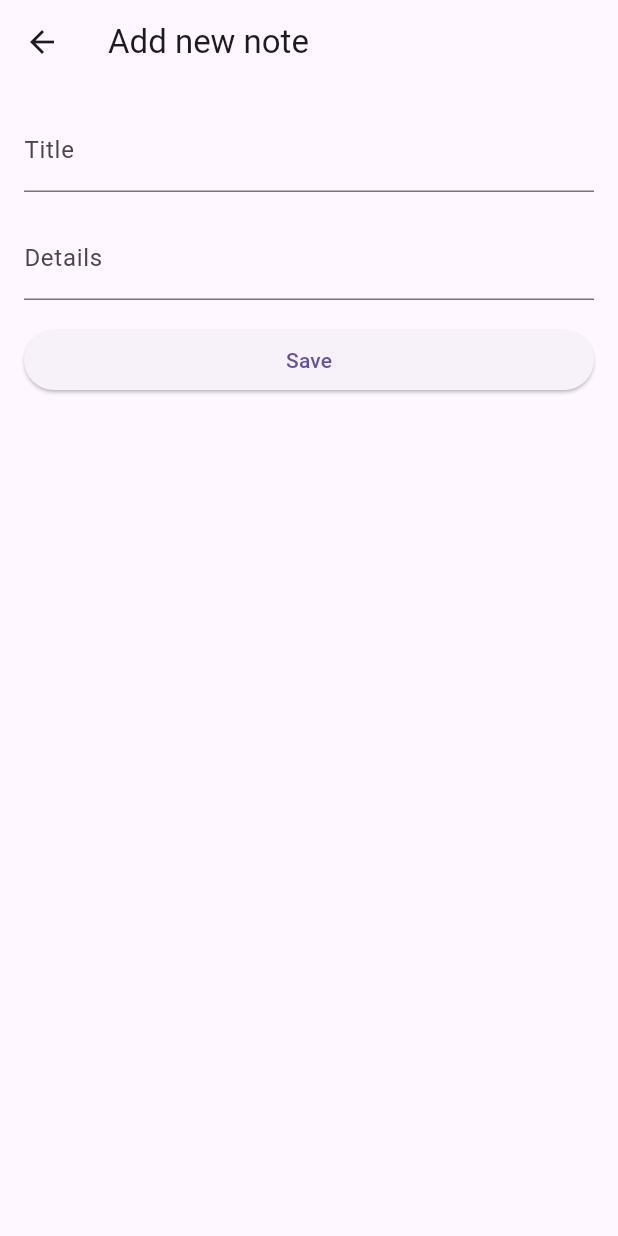
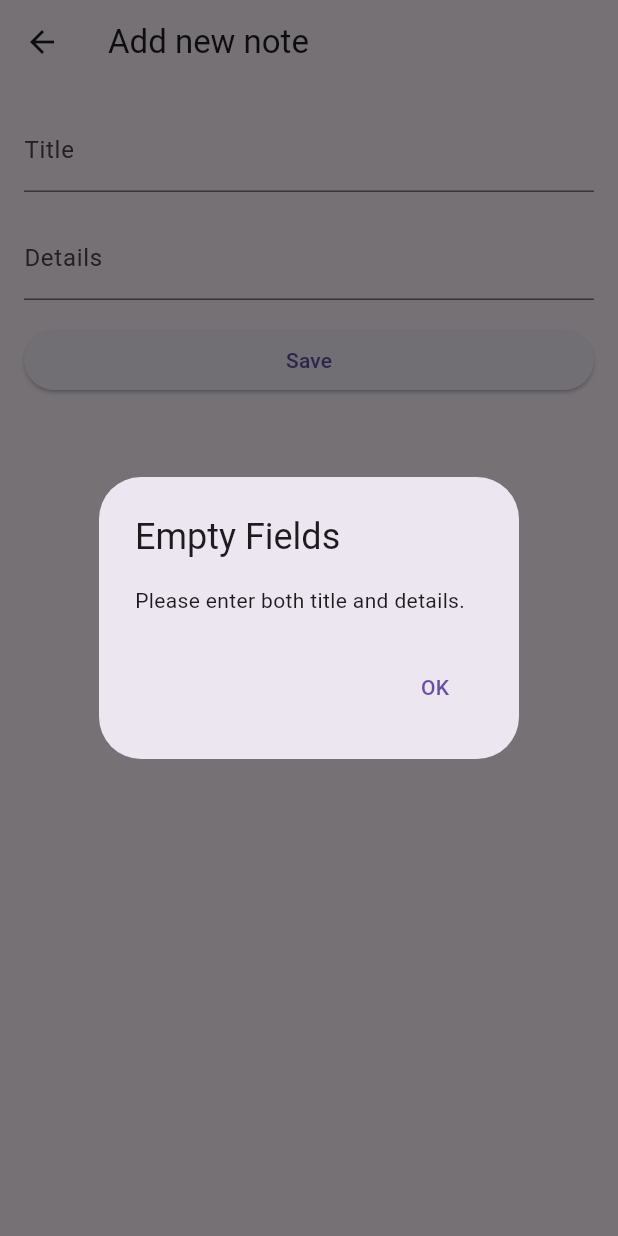
Before and after one commit to emirhannerdogan/note_app, a Flutter app: the AddNotePage screen opened directly, after a tap on "Save", on a phone screen of 412 x 824 dp. Run offline on Flutter 3.47's test engine with Material 3 defaults, Android fonts, the phone set to English and light mode, and no system bars.

Commit message:
Error handling done when creating new note

```diff
--- a/lib/add_note_page.dart
+++ b/lib/add_note_page.dart
@@ -1,5 +1,6 @@
 import 'package:flutter/material.dart';
 import 'package:note_app/note.dart';
+import 'package:note_app/note_storage.dart';
 
 class AddNotePage extends StatelessWidget {
   final TextEditingController titleController = TextEditingController();
@@ -40,16 +41,55 @@ class AddNotePage extends StatelessWidget {
     );
   }
 
-  void _saveNote(BuildContext context) {
+  void _saveNote(BuildContext context) async {
     String title = titleController.text;
     String details = detailsController.text;
 
     if (title.isNotEmpty && details.isNotEmpty) {
-      Note newNote = Note(title: title, details: details);
-      Navigator.pop(context, newNote);
+      bool noteExists = await NoteStorage.doesNoteExist(title);
+      if (noteExists) {
+        // Show dialog to notify the user that the note already exists
+        showDialog(
+          context: context,
+          builder: (BuildContext context) {
+            return AlertDialog(
+              title: Text('Note Already Exists'),
+              content: Text('A note with this title already exists.'),
+              actions: <Widget>[
+                TextButton(
+                  onPressed: () {
+                    Navigator.of(context).pop(); // Close the dialog
+                  },
+                  child: Text('OK'),
+                ),
+              ],
+            );
+          },
+        );
+      } else {
+        // Create a new note and navigate back with it
+        Note newNote = Note(title: title, details: details);
+        Navigator.pop(context, newNote);
+      }
     } else {
-      // Handle case where title or details is empty
-      // You can show an error message or take appropriate action.
+      // Show dialog to notify the user that details and/or title is empty
+      showDialog(
+        context: context,
+        builder: (BuildContext context) {
+          return AlertDialog(
+            title: Text('Empty Fields'),
+            content: Text('Please enter both title and details.'),
+            actions: <Widget>[
+              TextButton(
+                onPressed: () {
+                  Navigator.of(context).pop(); // Close the dialog
+                },
+                child: Text('OK'),
+              ),
+            ],
+          );
+        },
+      );
     }
   }
 }
--- a/lib/note_storage.dart
+++ b/lib/note_storage.dart
@@ -87,4 +87,15 @@ class NoteStorage {
       print('Error while deleting note: $e');
     }
   }
+
+  static Future<bool> doesNoteExist(String title) async {
+    try {
+      String directoryPath = await _getNotesDirectoryPath();
+      Directory directory = Directory('$directoryPath/$title');
+      return await directory.exists();
+    } catch (e) {
+      print('Error while checking note existence: $e');
+      return false;
+    }
+  }
 }
```
